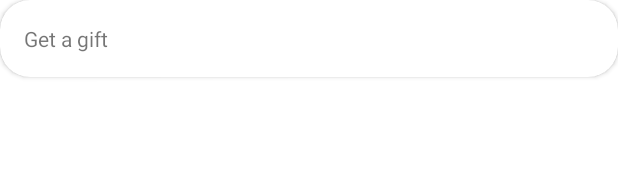
After one commit to NyotaUhura/SugarBaby, an Android app: the layout parent_gift_item.xml on its own in the app's theme, with its tools: preview values and no code run, on a phone screen of 412 x 824 dp. The commit adds this screen. Shown: the top 190 px of the screen. Run offline under Robolectric (Android 15) with nearby library versions, the phone set to English and light mode, and no system bars; Roboto replaces fonts that are not available here.

Commit message:
Created gift screen for parents

```diff
--- a/app/src/main/java/com/example/sbaby/MainActivity.kt
+++ b/app/src/main/java/com/example/sbaby/MainActivity.kt
@@ -3,6 +3,7 @@ package com.example.sbaby
 import android.os.Bundle
 import androidx.appcompat.app.AppCompatActivity
 import androidx.fragment.app.Fragment
+import com.example.sbaby.gift.GiftFragment
 import com.example.sbaby.task.TaskFragment
 import com.google.android.material.bottomnavigation.BottomNavigationView
 
--- /dev/null
+++ b/app/src/main/res/layout/parent_gift_item.xml
@@ -0,0 +1,30 @@
+<?xml version="1.0" encoding="utf-8"?>
+<androidx.constraintlayout.widget.ConstraintLayout xmlns:android="http://schemas.android.com/apk/res/android"
+    xmlns:app="http://schemas.android.com/apk/res-auto"
+    xmlns:tools="http://schemas.android.com/tools"
+    android:layout_width="match_parent"
+    android:layout_height="match_parent">
+
+    <androidx.cardview.widget.CardView
+        android:layout_width="match_parent"
+        android:layout_height="wrap_content"
+        app:cardBackgroundColor="@color/white"
+        app:cardCornerRadius="@dimen/corner_radius"
+        app:layout_constraintStart_toStartOf="parent"
+        app:layout_constraintTop_toTopOf="parent">
+
+        <androidx.constraintlayout.widget.ConstraintLayout
+            android:layout_width="match_parent"
+            android:layout_height="wrap_content"
+            android:layout_margin="16dp">
+
+            <TextView
+                android:id="@+id/gift_title"
+                android:layout_width="match_parent"
+                android:layout_height="match_parent"
+                android:layout_marginTop="1dp"
+                tools:text="Get a gift" />
+
+        </androidx.constraintlayout.widget.ConstraintLayout>
+    </androidx.cardview.widget.CardView>
+</androidx.constraintlayout.widget.ConstraintLayout>
```
Also changed, not shown: app/src/main/java/com/example/sbaby/Data.kt (+8 -0 lines), app/src/main/java/com/example/sbaby/GiftFragment.kt (deleted, +0 -17 lines), app/src/main/java/com/example/sbaby/gift/GiftFragment.kt (added, +40 -0 lines), app/src/main/java/com/example/sbaby/gift/GiftRepository.kt (added, +20 -0 lines), app/src/main/java/com/example/sbaby/gift/GiftViewModel.kt (added, +38 -0 lines), app/src/main/java/com/example/sbaby/viewholders/gift/GiftCardViewHolder.kt (added, +19 -0 lines), app/src/main/res/layout/fragment_gift.xml (+10 -2 lines).
